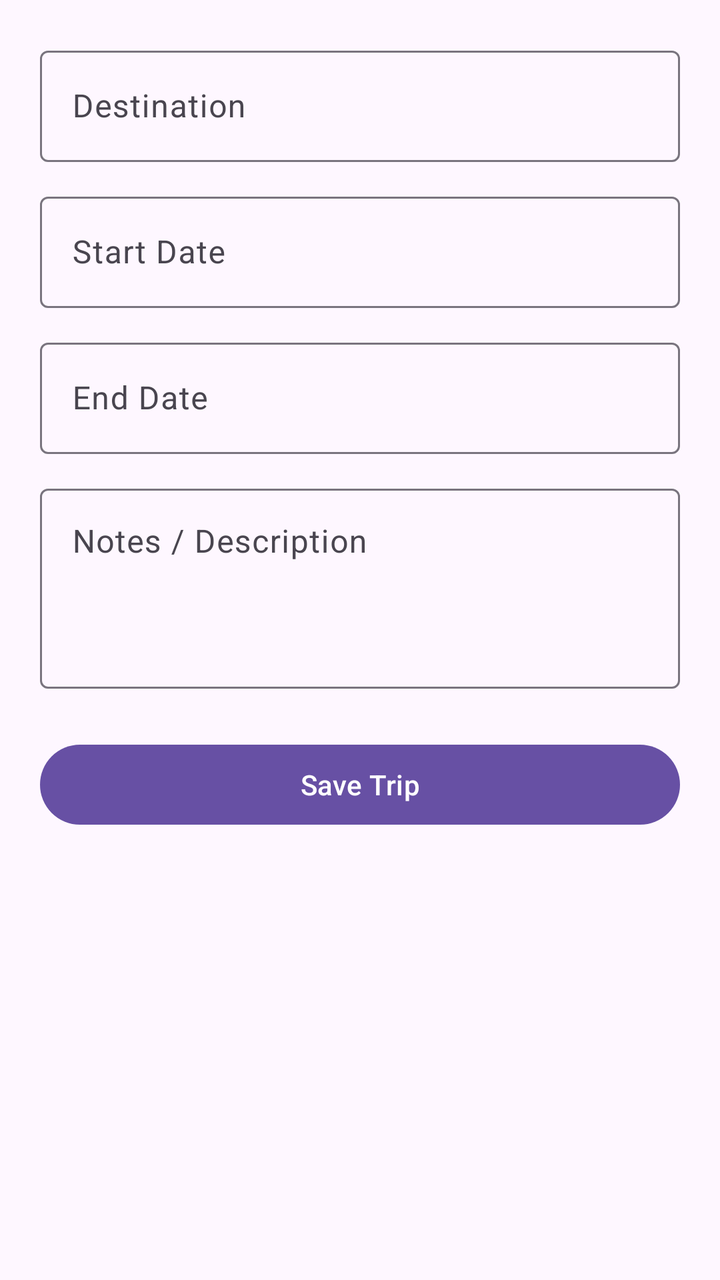
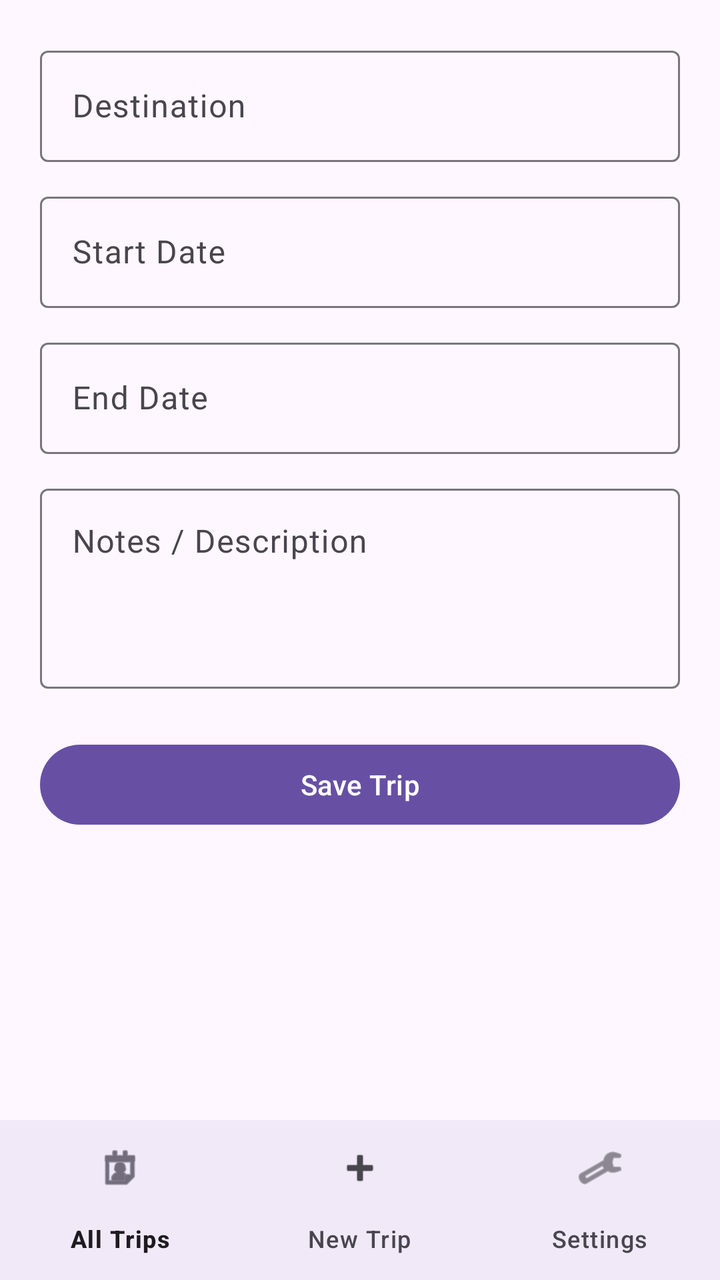

The first picture is an Android layout as it rendered before a commit; the second is the same layout after the commit. The layout source and the unified diff follow.
<!-- AndroidManifest.xml: application theme Theme.TripPlanner -->
<!-- res/layout/activity_add_edit_trip.xml -->
<?xml version="1.0" encoding="utf-8"?>
<LinearLayout
    xmlns:android="http://schemas.android.com/apk/res/android"
    xmlns:app="http://schemas.android.com/apk/res-auto"
    android:layout_width="match_parent"
    android:layout_height="match_parent"
    android:orientation="vertical"
    android:padding="20dp">

    <com.google.android.material.textfield.TextInputLayout
        android:layout_width="match_parent"
        android:layout_height="wrap_content"
        android:hint="Destination"
        style="@style/Widget.Material3.TextInputLayout.OutlinedBox"
        android:layout_marginBottom="12dp">
        <com.google.android.material.textfield.TextInputEditText
            android:id="@+id/editTextDestination"
            android:layout_width="match_parent"
            android:layout_height="wrap_content" />
    </com.google.android.material.textfield.TextInputLayout>

    <com.google.android.material.textfield.TextInputLayout
        android:layout_width="match_parent"
        android:layout_height="wrap_content"
        android:hint="Start Date"
        style="@style/Widget.Material3.TextInputLayout.OutlinedBox"
        android:layout_marginBottom="12dp">
        <com.google.android.material.textfield.TextInputEditText
            android:id="@+id/editTextStartDate"
            android:layout_width="match_parent"
            android:layout_height="wrap_content"
            android:focusable="false"
            android:clickable="true" />
    </com.google.android.material.textfield.TextInputLayout>

    <com.google.android.material.textfield.TextInputLayout
        android:layout_width="match_parent"
        android:layout_height="wrap_content"
        android:hint="End Date"
        style="@style/Widget.Material3.TextInputLayout.OutlinedBox"
        android:layout_marginBottom="12dp">
        <com.google.android.material.textfield.TextInputEditText
            android:id="@+id/editTextEndDate"
            android:layout_width="match_parent"
            android:layout_height="wrap_content"
            android:focusable="false"
            android:clickable="true" />
    </com.google.android.material.textfield.TextInputLayout>

    <com.google.android.material.textfield.TextInputLayout
        android:layout_width="match_parent"
        android:layout_height="wrap_content"
        android:hint="Notes / Description"
        style="@style/Widget.Material3.TextInputLayout.OutlinedBox"
        android:layout_marginBottom="24dp">
        <com.google.android.material.textfield.TextInputEditText
            android:id="@+id/editTextDescription"
            android:layout_width="match_parent"
            android:layout_height="100dp"
            android:gravity="top" />
    </com.google.android.material.textfield.TextInputLayout>

    <Button
        android:id="@+id/buttonSave"
        android:layout_width="match_parent"
        android:layout_height="wrap_content"
        android:text="Save Trip"
        style="@style/Widget.Material3.Button" />

</LinearLayout>
<!-- resources referenced by this layout -->
<resources>
  <style name="Theme.TripPlanner" parent="Base.Theme.TripPlanner" />
  <style name="Base.Theme.TripPlanner" parent="Theme.Material3.DayNight.NoActionBar">
          
          
      </style>
</resources>

<!-- the commit's change to res/layout/activity_add_edit_trip.xml (unified diff, before → after) -->
@@ -4,67 +4,96 @@
     xmlns:app="http://schemas.android.com/apk/res-auto"
     android:layout_width="match_parent"
     android:layout_height="match_parent"
-    android:orientation="vertical"
-    android:padding="20dp">
+    android:orientation="vertical">
 
-    <com.google.android.material.textfield.TextInputLayout
+    <ScrollView
+        android:layout_width="match_parent"
+        android:layout_height="0dp"
+        android:layout_weight="1">
+
+        <LinearLayout
+            android:layout_width="match_parent"
+            android:layout_height="wrap_content"
+            android:orientation="vertical"
+            android:padding="20dp">
+
+            <com.google.android.material.textfield.TextInputLayout
+                android:layout_width="match_parent"
+                android:layout_height="wrap_content"
+                android:hint="Destination"
+                style="@style/Widget.Material3.TextInputLayout.OutlinedBox"
+                android:layout_marginBottom="12dp">
+
+                <com.google.android.material.textfield.TextInputEditText
+                    android:id="@+id/editTextDestination"
+                    android:layout_width="match_parent"
+                    android:layout_height="wrap_content" />
+
+            </com.google.android.material.textfield.TextInputLayout>
+
+            <com.google.android.material.textfield.TextInputLayout
+                android:layout_width="match_parent"
+                android:layout_height="wrap_content"
+                android:hint="Start Date"
+                style="@style/Widget.Material3.TextInputLayout.OutlinedBox"
+                android:layout_marginBottom="12dp">
+
+                <com.google.android.material.textfield.TextInputEditText
+                    android:id="@+id/editTextStartDate"
+                    android:layout_width="match_parent"
+                    android:layout_height="wrap_content"
+                    android:focusable="false"
+                    android:clickable="true" />
+
+            </com.google.android.material.textfield.TextInputLayout>
+
+            <com.google.android.material.textfield.TextInputLayout
+                android:layout_width="match_parent"
+                android:layout_height="wrap_content"
+                android:hint="End Date"
+                style="@style/Widget.Material3.TextInputLayout.OutlinedBox"
+                android:layout_marginBottom="12dp">
+
+                <com.google.android.material.textfield.TextInputEditText
+                    android:id="@+id/editTextEndDate"
+                    android:layout_width="match_parent"
+                    android:layout_height="wrap_content"
+                    android:focusable="false"
+                    android:clickable="true" />
+
+            </com.google.android.material.textfield.TextInputLayout>
+
+            <com.google.android.material.textfield.TextInputLayout
+                android:layout_width="match_parent"
+                android:layout_height="wrap_content"
+                android:hint="Notes / Description"
+                style="@style/Widget.Material3.TextInputLayout.OutlinedBox"
+                android:layout_marginBottom="24dp">
+
+                <com.google.android.material.textfield.TextInputEditText
+                    android:id="@+id/editTextDescription"
+                    android:layout_width="match_parent"
+                    android:layout_height="100dp"
+                    android:gravity="top" />
+
+            </com.google.android.material.textfield.TextInputLayout>
+
+            <Button
+                android:id="@+id/buttonSave"
+                android:layout_width="match_parent"
+                android:layout_height="wrap_content"
+                android:text="Save Trip"
+                style="@style/Widget.Material3.Button" />
+
+        </LinearLayout>
+
+    </ScrollView>
+
+    <com.google.android.material.bottomnavigation.BottomNavigationView
+        android:id="@+id/bottomNavigation"
         android:layout_width="match_parent"
         android:layout_height="wrap_content"
-        android:hint="Destination"
-        style="@style/Widget.Material3.TextInputLayout.OutlinedBox"
-        android:layout_marginBottom="12dp">
-        <com.google.android.material.textfield.TextInputEditText
-            android:id="@+id/editTextDestination"
-            android:layout_width="match_parent"
-            android:layout_height="wrap_content" />
-    </com.google.android.material.textfield.TextInputLayout>
-
-    <com.google.android.material.textfield.TextInputLayout
-        android:layout_width="match_parent"
-        android:layout_height="wrap_content"
-        android:hint="Start Date"
-        style="@style/Widget.Material3.TextInputLayout.OutlinedBox"
-        android:layout_marginBottom="12dp">
-        <com.google.android.material.textfield.TextInputEditText
-            android:id="@+id/editTextStartDate"
-            android:layout_width="match_parent"
-            android:layout_height="wrap_content"
-            android:focusable="false"
-            android:clickable="true" />
-    </com.google.android.material.textfield.TextInputLayout>
-
-    <com.google.android.material.textfield.TextInputLayout
-        android:layout_width="match_parent"
-        android:layout_height="wrap_content"
-        android:hint="End Date"
-        style="@style/Widget.Material3.TextInputLayout.OutlinedBox"
-        android:layout_marginBottom="12dp">
-        <com.google.android.material.textfield.TextInputEditText
-            android:id="@+id/editTextEndDate"
-            android:layout_width="match_parent"
-            android:layout_height="wrap_content"
-            android:focusable="false"
-            android:clickable="true" />
-    </com.google.android.material.textfield.TextInputLayout>
-
-    <com.google.android.material.textfield.TextInputLayout
-        android:layout_width="match_parent"
-        android:layout_height="wrap_content"
-        android:hint="Notes / Description"
-        style="@style/Widget.Material3.TextInputLayout.OutlinedBox"
-        android:layout_marginBottom="24dp">
-        <com.google.android.material.textfield.TextInputEditText
-            android:id="@+id/editTextDescription"
-            android:layout_width="match_parent"
-            android:layout_height="100dp"
-            android:gravity="top" />
-    </com.google.android.material.textfield.TextInputLayout>
-
-    <Button
-        android:id="@+id/buttonSave"
-        android:layout_width="match_parent"
-        android:layout_height="wrap_content"
-        android:text="Save Trip"
-        style="@style/Widget.Material3.Button" />
+        android:background="?android:attr/windowBackground"
+        app:menu="@menu/bottom_nav_menu" />
 
 </LinearLayout>
